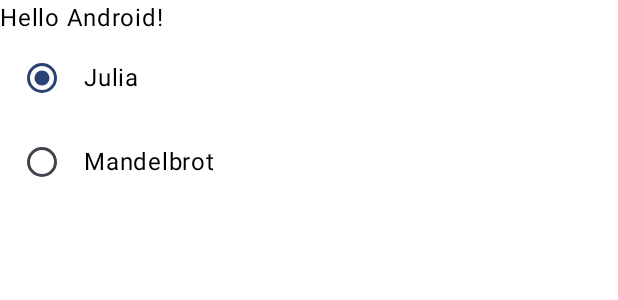
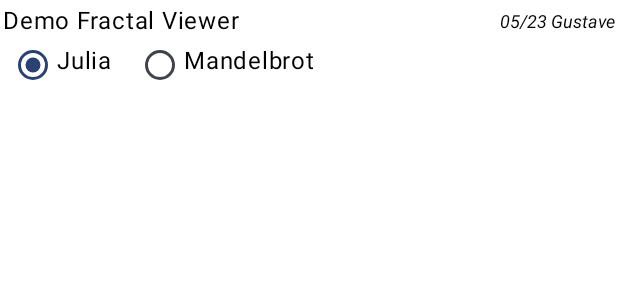
Before and after one commit to GuMiner/phone-apps, an Android app built with Jetpack Compose: the @Preview function AppPreview, on a phone screen of 412 x 824 dp. Shown: the top 300 px of the screen. Run offline under Robolectric (Android 15) with nearby library versions, the phone set to English and light mode, and no system bars.

Commit message:
Figure out touch interaction, text alignment, and passing data from compose to views and to the overall renderer. Now time for fit-and-finish.

```diff
--- a/fractal/app/src/main/java/net/helium24/fractal/MainActivity.kt
+++ b/fractal/app/src/main/java/net/helium24/fractal/MainActivity.kt
@@ -5,6 +5,7 @@ import androidx.activity.ComponentActivity
 import androidx.activity.compose.setContent
 import androidx.compose.foundation.layout.Column
 import androidx.compose.foundation.layout.Row
+import androidx.compose.foundation.layout.Spacer
 import androidx.compose.foundation.layout.fillMaxSize
 import androidx.compose.foundation.layout.fillMaxWidth
 import androidx.compose.foundation.layout.height
@@ -16,13 +17,18 @@ import androidx.compose.material3.RadioButton
 import androidx.compose.material3.Surface
 import androidx.compose.material3.Text
 import androidx.compose.runtime.Composable
+import androidx.compose.runtime.MutableState
 import androidx.compose.runtime.mutableStateOf
 import androidx.compose.runtime.remember
+import androidx.compose.runtime.setValue
 import androidx.compose.ui.Alignment
 import androidx.compose.ui.Modifier
 import androidx.compose.ui.semantics.Role
+import androidx.compose.ui.text.TextStyle
+import androidx.compose.ui.text.font.FontStyle
 import androidx.compose.ui.tooling.preview.Preview
 import androidx.compose.ui.unit.dp
+import androidx.compose.ui.unit.sp
 import androidx.compose.ui.viewinterop.AndroidView
 import net.helium24.fractal.ui.theme.FractalTheme
 
@@ -37,14 +43,20 @@ class MainActivity : ComponentActivity() {
         setContent {
             FractalTheme {
                 // A surface container using the 'background' color from the theme
+                var selectedFractal = remember { mutableStateOf(FractalType.Julia) }
                 Surface(modifier = Modifier.fillMaxSize(), color = MaterialTheme.colorScheme.background) {
                     Column() {
-                        Greeting("Android")
-                        FractalChoice(fractalType = FractalType.Mandelbrot)
+                        Row(verticalAlignment = Alignment.CenterVertically) {
+                            About()
+                            Spacer(Modifier.weight(1f))
+                            Credits()
+                        }
+                        FractalChoice(selectedFractal)
 
                         // https://developer.android.com/jetpack/compose/migrate/interoperability-apis/views-in-compose
                         AndroidView(
-                            factory = { FractalSurfaceView(it) }
+                            factory = { FractalSurfaceView(it) },
+                            update = { fsv -> fsv.updateFractalType(selectedFractal.value) },
                         )
                     }
                 }
@@ -54,53 +66,71 @@ class MainActivity : ComponentActivity() {
 }
 
 @Composable
-fun Greeting(name: String, modifier: Modifier = Modifier) {
+fun About() {
     Text(
-        text = "Hello $name!",
-        modifier = modifier
+        text = "Demo Fractal Viewer",
+        modifier = Modifier.padding(horizontal = 2.dp, vertical = 2.dp),
+    )
+}
+
+@Composable
+fun Credits() {
+    Text(
+        text = "05/23 Gustave",
+        fontStyle = FontStyle.Italic,
+        style = TextStyle(
+            fontSize = 12.sp,
+        ),
+        modifier = Modifier
+            .padding(horizontal = 2.dp, vertical = 2.dp)
     )
 }
 
 @Preview(showBackground = true)
 @Composable
 fun AppPreview() {
+    var selectedFractal = remember { mutableStateOf(FractalType.Julia) }
     FractalTheme {
         Column() {
-            Greeting("Android")
-            FractalChoice(FractalType.Julia)
+            Row(verticalAlignment = Alignment.CenterVertically) {
+                About()
+                Spacer(Modifier.weight(1f))
+                Credits()
+            }
+            FractalChoice(selectedFractal)
         }
     }
 }
 
 @Composable
-fun FractalChoice(fractalType: FractalType) {
+fun FractalChoice(chosenFractal: MutableState<FractalType>) {
     val radioOptions = FractalType.values()
-    val (selectedOption, onOptionSelected) = remember { mutableStateOf(radioOptions[0]) }
 // Note that Modifier.selectableGroup() is essential to ensure correct accessibility behavior
-    Column(Modifier.selectableGroup()) {
+
+    Row(Modifier.selectableGroup(),
+        verticalAlignment = Alignment.CenterVertically) {
         radioOptions.forEach { text ->
-            Row(
+            Column(
                 Modifier
-                    .fillMaxWidth()
-                    .height(56.dp)
                     .selectable(
-                        selected = (text == selectedOption),
-                        onClick = { onOptionSelected(text) },
+                        selected = (text == chosenFractal.value),
+                        onClick = { chosenFractal.value = text },
                         role = Role.RadioButton
                     )
-                    .padding(horizontal = 16.dp),
-                verticalAlignment = Alignment.CenterVertically,
+                    .padding(horizontal = 10.dp, vertical = 3.dp)
             ) {
+                Row() {
                     RadioButton(
-                    selected = (text == selectedOption),
+                        selected = (text == chosenFractal.value),
                         onClick = null // null recommended for accessibility with screenreaders
                     )
                     Text(
                         text = text.name,
                         style = MaterialTheme.typography.bodyLarge,
-                    modifier = Modifier.padding(start = 16.dp)
+                        modifier = Modifier.padding(start = 4.dp)
                     )
                 }
             }
         }
     }
+}
```
Also changed, not shown: fractal/app/src/main/java/net/helium24/fractal/FractalRenderer.kt (+31 -3 lines), fractal/app/src/main/java/net/helium24/fractal/FractalSurfaceView.kt (+43 -0 lines). Lines whose indentation alone changed are shown as unchanged.
